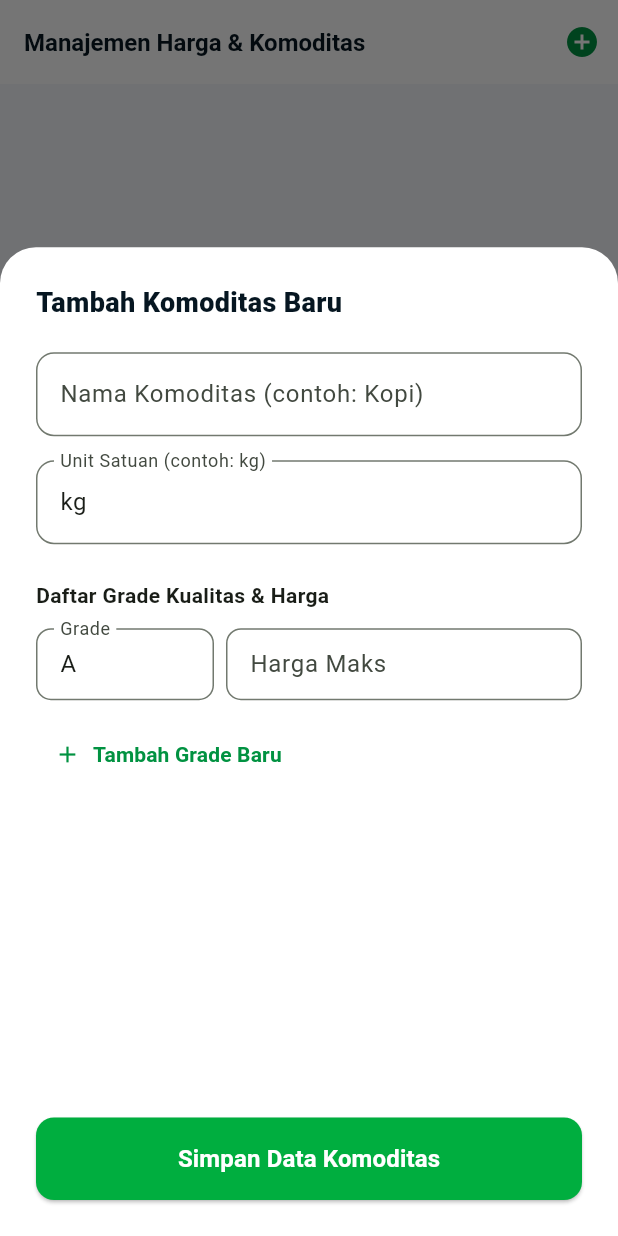
After one commit to Umeem26/ReksaTani-App, a Flutter app: the ManajemenKomoditasScreen screen opened directly, after a tap on the "add circle" icon, on a phone screen of 412 x 824 dp. The commit adds this screen. Run offline on Flutter 3.47's test engine with Material 3 defaults, Android fonts, the light colour scheme and no system bars; our stand-ins replace flutter_dotenv, flutter_map, geolocator, hive, hive_flutter, image_picker and 2 more; missing offline and left inert: mongo_dart; accounts and stored records are empty.

Commit message:
feat: integrate commodity management screen into navigation shell and dashboard shortcut

```diff
--- /dev/null
+++ b/reksatani_app/lib/features/manajer_dashboard/screens/manajemen_komoditas_screen.dart
@@ -0,0 +1,409 @@
+import 'package:flutter/material.dart';
+import '../../../../shared/widgets/app_theme.dart';
+import '../controllers/manajemen_komoditas_controller.dart';
+
+class ManajemenKomoditasScreen extends StatefulWidget {
+  const ManajemenKomoditasScreen({super.key});
+
+  @override
+  State<ManajemenKomoditasScreen> createState() => _ManajemenKomoditasScreenState();
+}
+
+class _ManajemenKomoditasScreenState extends State<ManajemenKomoditasScreen> {
+  final _controller = ManajemenKomoditasController();
+  List<Map<String, dynamic>> _komoditasList = [];
+  bool _isLoading = true;
+
+  @override
+  void initState() {
+    super.initState();
+    _fetchData();
+  }
+
+  Future<void> _fetchData() async {
+    setState(() => _isLoading = true);
+    final data = await _controller.getSemuaKomoditas();
+    if (mounted) {
+      setState(() {
+        _komoditasList = data;
+        _isLoading = false;
+      });
+    }
+  }
+
+  void _showFormDialog({Map<String, dynamic>? dataLama}) {
+    showModalBottomSheet(
+      context: context,
+      isScrollControlled: true,
+      backgroundColor: Colors.white,
+      shape: const RoundedRectangleBorder(borderRadius: BorderRadius.vertical(top: Radius.circular(24))),
+      builder: (_) => _KomoditasFormSheet(
+        dataLama: dataLama,
+        onSimpan: (nama, satuan, grades) async {
+          Navigator.pop(context); // Tutup dialog
+          setState(() => _isLoading = true);
+
+          if (dataLama == null) {
+            await _controller.tambahKomoditas(
+              namaKomoditas: nama,
+              unitSatuan: satuan,
+              gradeKualitas: grades,
+            );
+          } else {
+            await _controller.editKomoditas(
+              id: dataLama['_id'],
+              namaKomoditas: nama,
+              unitSatuan: satuan,
+              gradeKualitas: grades,
+            );
+          }
+          await _fetchData();
+        },
+      ),
+    );
+  }
+
+  void _hapus(dynamic id, String nama) {
+    showDialog(
+      context: context,
+      builder: (_) => AlertDialog(
+        shape: RoundedRectangleBorder(borderRadius: BorderRadius.circular(16)),
+        title: const Text('Hapus Komoditas', style: TextStyle(fontWeight: FontWeight.bold)),
+        content: Text('Yakin ingin menghapus data $nama? Semua riwayat yang terkait tidak akan terhapus, namun tidak bisa dipilih lagi.'),
+        actions: [
+          TextButton(
+            onPressed: () => Navigator.pop(context),
+            child: const Text('Batal', style: TextStyle(color: AppTheme.textSecond)),
+          ),
+          ElevatedButton(
+            onPressed: () async {
+              Navigator.pop(context);
+              setState(() => _isLoading = true);
+              await _controller.hapusKomoditas(id);
+              await _fetchData();
+            },
+            style: ElevatedButton.styleFrom(backgroundColor: AppTheme.merah, foregroundColor: Colors.white, elevation: 0),
+            child: const Text('Hapus'),
+          ),
+        ],
+      ),
+    );
+  }
+
+  @override
+  Widget build(BuildContext context) {
+    return Scaffold(
+      backgroundColor: AppTheme.bgPage,
+      appBar: AppBar(
+        backgroundColor: Colors.white,
+        elevation: 0,
+        automaticallyImplyLeading: false, // Memastikan tidak ada back button bawaan
+        title: const Text(
+          'Manajemen Harga & Komoditas',
+          style: TextStyle(color: AppTheme.textPrimary, fontSize: 16, fontWeight: FontWeight.w700),
+        ),
+        actions: [
+          IconButton(
+            icon: const Icon(Icons.add_circle, color: AppTheme.hijauTua),
+            onPressed: () => _showFormDialog(),
+          ),
+        ],
+      ),
+      body: _isLoading
+          ? const Center(child: CircularProgressIndicator(color: AppTheme.hijauMuda))
+          : _komoditasList.isEmpty
+              ? const Center(child: Text('Belum ada data komoditas', style: TextStyle(color: AppTheme.textSecond)))
+              : RefreshIndicator(
+                  onRefresh: _fetchData,
+                  color: AppTheme.hijauMuda,
+                  child: ListView.builder(
+                    padding: const EdgeInsets.all(16),
+                    itemCount: _komoditasList.length,
+                    itemBuilder: (context, index) {
+                      final item = _komoditasList[index];
+                      final id = item['_id'];
+                      final nama = item['nama_komoditas'] ?? '';
+                      final satuan = item['unit_satuan'] ?? 'kg';
+                      final grades = List<Map<String, dynamic>>.from(item['grade_kualitas'] ?? []);
+
+                      return Container(
+                        margin: const EdgeInsets.only(bottom: 12),
+                        padding: const EdgeInsets.all(16),
+                        decoration: AppTheme.cardDecoration(radius: 12),
+                        child: Column(
+                          crossAxisAlignment: CrossAxisAlignment.start,
+                          children: [
+                            Row(
+                              mainAxisAlignment: MainAxisAlignment.spaceBetween,
+                              children: [
+                                Row(
+                                  children: [
+                                    const CircleAvatar(
+                                      radius: 16,
+                                      backgroundColor: AppTheme.hijauSoft,
+                                      child: Text('🌾', style: TextStyle(fontSize: 14)),
+                                    ),
+                                    const SizedBox(width: 10),
+                                    Text(
+                                      nama,
+                                      style: const TextStyle(fontWeight: FontWeight.w800, fontSize: 16),
+                                    ),
+                                  ],
+                                ),
+                                PopupMenuButton<String>(
+                                  onSelected: (val) {
+                                    if (val == 'edit') _showFormDialog(dataLama: item);
+                                    if (val == 'hapus') _hapus(id, nama);
+                                  },
+                                  icon: const Icon(Icons.more_vert, color: AppTheme.textSecond),
+                                  itemBuilder: (_) => [
+                                    const PopupMenuItem(value: 'edit', child: Row(children: [Icon(Icons.edit_outlined, size: 18), SizedBox(width:8), Text('Edit')])),
+                                    const PopupMenuItem(value: 'hapus', child: Row(children: [Icon(Icons.delete_outline, color: AppTheme.merah, size: 18), SizedBox(width:8), Text('Hapus', style: TextStyle(color: AppTheme.merah))])),
+                                  ],
+                                )
+                              ],
+                            ),
+                            const Divider(height: 24),
+                            ...grades.map((g) {
+                              final gradeName = g['grade'];
+                              final harga = (g['harga_maks'] as num).toDouble();
+                              return Padding(
+                                padding: const EdgeInsets.only(bottom: 8),
+                                child: Row(
+                                  mainAxisAlignment: MainAxisAlignment.spaceBetween,
+                                  children: [
+                                    Row(
+                                      children: [
+                                        Container(
+                                          padding: const EdgeInsets.symmetric(horizontal: 8, vertical: 4),
+                                          decoration: BoxDecoration(
+                                            color: AppTheme.hijauMuda.withOpacity(0.1),
+                                            borderRadius: BorderRadius.circular(6),
+                                          ),
+                                          child: Text(
+                                            'Grade $gradeName',
+                                            style: const TextStyle(fontWeight: FontWeight.w700, fontSize: 12, color: AppTheme.hijauTua),
+                                          ),
+                                        ),
+                                      ],
+                                    ),
+                                    Text(
+                                      'Rp ${harga.toInt()}/$satuan',
+                                      style: const TextStyle(fontWeight: FontWeight.w700, fontSize: 13, color: AppTheme.textPrimary),
+                                    ),
+                                  ],
+                                ),
+                              );
+                            }),
+                          ],
+                        ),
+                      );
+                    },
+                  ),
+                ),
+    );
+  }
+}
+
+class _KomoditasFormSheet extends StatefulWidget {
+  final Map<String, dynamic>? dataLama;
+  final Function(String nama, String satuan, List<Map<String, dynamic>> grades) onSimpan;
+
+  const _KomoditasFormSheet({this.dataLama, required this.onSimpan});
+
+  @override
+  State<_KomoditasFormSheet> createState() => _KomoditasFormSheetState();
+}
+
+class _KomoditasFormSheetState extends State<_KomoditasFormSheet> {
+  final _formKey = GlobalKey<FormState>();
+  final _namaCtrl = TextEditingController();
+  final _satuanCtrl = TextEditingController();
+
+  // List untuk menyimpan TextEditingController harga dinamis
+  final List<Map<String, dynamic>> _gradesData = [];
+
+  @override
+  void initState() {
+    super.initState();
+    if (widget.dataLama != null) {
+      _namaCtrl.text = widget.dataLama!['nama_komoditas'] ?? '';
+      _satuanCtrl.text = widget.dataLama!['unit_satuan'] ?? 'kg';
+
+      final grades = List<Map<String, dynamic>>.from(widget.dataLama!['grade_kualitas'] ?? []);
+      for (var g in grades) {
+        _gradesData.add({
+          'gradeCtrl': TextEditingController(text: g['grade']),
+          'hargaCtrl': TextEditingController(text: (g['harga_maks'] as num).toInt().toString()),
+        });
+      }
+    } else {
+      _satuanCtrl.text = 'kg';
+      _gradesData.add({
+        'gradeCtrl': TextEditingController(text: 'A'),
+        'hargaCtrl': TextEditingController(),
+      });
+    }
+  }
+
+  void _tambahGrade() {
+    setState(() {
+      _gradesData.add({
+        'gradeCtrl': TextEditingController(),
+        'hargaCtrl': TextEditingController(),
+      });
+    });
+  }
+
+  void _hapusGrade(int index) {
+    if (_gradesData.length > 1) {
+      setState(() {
+        _gradesData[index]['gradeCtrl'].dispose();
+        _gradesData[index]['hargaCtrl'].dispose();
+        _gradesData.removeAt(index);
+      });
+    }
+  }
+
+  void _simpan() {
+    if (_formKey.currentState!.validate()) {
+      List<Map<String, dynamic>> hasilGrades = [];
+      for (var item in _gradesData) {
+        hasilGrades.add({
+          'grade': item['gradeCtrl'].text.trim().toUpperCase(),
+          'harga_maks': double.tryParse(item['hargaCtrl'].text.trim()) ?? 0.0,
+        });
+      }
+      widget.onSimpan(_namaCtrl.text.trim(), _satuanCtrl.text.trim(), hasilGrades);
+    }
+  }
+
+  @override
+  void dispose() {
+    _namaCtrl.dispose();
+    _satuanCtrl.dispose();
+    for (var item in _gradesData) {
+      item['gradeCtrl'].dispose();
+      item['hargaCtrl'].dispose();
+    }
+    super.dispose();
+  }
+
+  @override
+  Widget build(BuildContext context) {
+    return Padding(
+      padding: EdgeInsets.only(
+        bottom: MediaQuery.of(context).viewInsets.bottom,
+      ),
+      child: Container(
+        padding: const EdgeInsets.all(24),
+        constraints: BoxConstraints(maxHeight: MediaQuery.of(context).size.height * 0.8),
+        child: Form(
+          key: _formKey,
+          child: Column(
+            crossAxisAlignment: CrossAxisAlignment.start,
+            mainAxisSize: MainAxisSize.min,
+            children: [
+              Text(
+                widget.dataLama == null ? 'Tambah Komoditas Baru' : 'Edit Komoditas',
+                style: const TextStyle(fontSize: 18, fontWeight: FontWeight.w800, color: AppTheme.textPrimary),
+              ),
+              const SizedBox(height: 20),
+              Expanded(
+                child: SingleChildScrollView(
+                  child: Column(
+                    crossAxisAlignment: CrossAxisAlignment.start,
+                    children: [
+                      TextFormField(
+                        controller: _namaCtrl,
+                        validator: (v) => v!.isEmpty ? 'Wajib diisi' : null,
+                        decoration: InputDecoration(
+                          labelText: 'Nama Komoditas (contoh: Kopi)',
+                          border: OutlineInputBorder(borderRadius: BorderRadius.circular(12)),
+                        ),
+                      ),
+                      const SizedBox(height: 16),
+                      TextFormField(
+                        controller: _satuanCtrl,
+                        validator: (v) => v!.isEmpty ? 'Wajib diisi' : null,
+                        decoration: InputDecoration(
+                          labelText: 'Unit Satuan (contoh: kg)',
+                          border: OutlineInputBorder(borderRadius: BorderRadius.circular(12)),
+                        ),
+                      ),
+                      const SizedBox(height: 24),
+                      const Text('Daftar Grade Kualitas & Harga', style: TextStyle(fontWeight: FontWeight.w700, fontSize: 14)),
+                      const SizedBox(height: 12),
+                      ...List.generate(_gradesData.length, (index) {
+                        return Padding(
+                          padding: const EdgeInsets.only(bottom: 12),
+                          child: Row(
+                            children: [
+                              Expanded(
+                                flex: 2,
+                                child: TextFormField(
+                                  controller: _gradesData[index]['gradeCtrl'],
+                                  validator: (v) => v!.isEmpty ? 'Isi' : null,
+                                  decoration: InputDecoration(
+                                    labelText: 'Grade',
+                                    contentPadding: const EdgeInsets.symmetric(horizontal: 12, vertical: 8),
+                                    border: OutlineInputBorder(borderRadius: BorderRadius.circular(10)),
+                                  ),
+                                ),
+                              ),
+                              const SizedBox(width: 8),
+                              Expanded(
+                                flex: 4,
+                                child: TextFormField(
+                                  controller: _gradesData[index]['hargaCtrl'],
+                                  keyboardType: TextInputType.number,
+                                  validator: (v) => v!.isEmpty ? 'Isi harga' : null,
+                                  decoration: InputDecoration(
+                                    labelText: 'Harga Maks',
+                                    prefixText: 'Rp ',
+                                    contentPadding: const EdgeInsets.symmetric(horizontal: 12, vertical: 8),
+                                    border: OutlineInputBorder(borderRadius: BorderRadius.circular(10)),
+                                  ),
+                                ),
+                              ),
+                              if (_gradesData.length > 1) ...[
+                                const SizedBox(width: 8),
+                                IconButton(
+                                  icon: const Icon(Icons.remove_circle, color: AppTheme.merah),
+                                  onPressed: () => _hapusGrade(index),
+                                ),
+                              ]
+                            ],
+                          ),
+                        );
+                      }),
+                      TextButton.icon(
+                        onPressed: _tambahGrade,
+                        icon: const Icon(Icons.add, color: AppTheme.hijauTua),
+                        label: const Text('Tambah Grade Baru', style: TextStyle(color: AppTheme.hijauTua, fontWeight: FontWeight.w700)),
+                      ),
+                    ],
+                  ),
+                ),
+              ),
+              const SizedBox(height: 16),
+              SizedBox(
+                width: double.infinity,
+                child: ElevatedButton(
+                  onPressed: _simpan,
+                  style: ElevatedButton.styleFrom(
+                    backgroundColor: AppTheme.hijauMuda,
+                    foregroundColor: Colors.white,
+                    padding: const EdgeInsets.symmetric(vertical: 16),
+                    shape: RoundedRectangleBorder(borderRadius: BorderRadius.circular(12)),
+                  ),
+                  child: const Text('Simpan Data Komoditas', style: TextStyle(fontWeight: FontWeight.w700, fontSize: 16)),
+                ),
+              ),
+            ],
+          ),
+        ),
+      ),
+    );
+  }
+}
--- a/reksatani_app/lib/features/manajer_dashboard/screens/manajer_shell.dart
+++ b/reksatani_app/lib/features/manajer_dashboard/screens/manajer_shell.dart
@@ -2,6 +2,7 @@ import 'package:flutter/material.dart';
 import 'manajer_beranda_screen.dart';
 import 'manajer_analitik_screen.dart';
 import 'manajer_peta_screen.dart';
+import 'manajemen_komoditas_screen.dart';
 import '../../../shared/widgets/app_theme.dart';
 
 class ManajerShell extends StatefulWidget {
@@ -23,12 +24,14 @@ class ManajerShellState extends State<ManajerShell> {
     BerandaManajerScreen(),
     ManajerAnalitikScreen(),
     ManajerPetaScreen(),
+    ManajemenKomoditasScreen(),
   ];
 
   static const _tabs = [
     _Tab(icon: Icons.dashboard_outlined, activeIcon: Icons.dashboard_rounded, label: 'Beranda'),
     _Tab(icon: Icons.bar_chart_outlined, activeIcon: Icons.bar_chart_rounded, label: 'Analitik'),
     _Tab(icon: Icons.map_outlined,       activeIcon: Icons.map_rounded,       label: 'Peta'),
+    _Tab(icon: Icons.category_outlined,  activeIcon: Icons.category_rounded,  label: 'Komoditas'),
   ];
 
   @override
--- a/reksatani_app/lib/services/master_data_service.dart
+++ b/reksatani_app/lib/services/master_data_service.dart
@@ -57,7 +57,7 @@ class MasterDataService {
           gradeKualitas: grades,
           diperbaruiOleh: d['diperbarui_oleh']?.toString() ?? '',
           waktuPembaruan:
-              DateTime.tryParse(d['waktu_pembaruan']?.toString() ?? '') ??
+              DateTime.tryParse(d['waktu_pembaruan_harga']?.toString() ?? '') ??
                   DateTime.now(),
         );
         await _hive.komoditasBox.put(m.id, m);
@@ -103,7 +103,7 @@ class MasterDataService {
       final col = MongoDatabase.getCollection('transaksi');
 
       // Jika manager/admin, ambil semua transaksi. Jika pengepul, ambil miliknya saja.
-      final selector = (user.role == 'manager' || user.role == 'admin')
+      final selector = (user.role == 'manager' || user.role == 'manajer' || user.role == 'admin')
           ? where.ne('pengepul_id', '')
           : where.eq('pengepul_id', user.id);
 
```
Also changed, not shown: reksatani_app/lib/features/manajer_dashboard/controllers/manajemen_komoditas_controller.dart (+7 -6 lines), reksatani_app/lib/features/manajer_dashboard/screens/manajer_beranda_screen.dart (+49 -0 lines).
